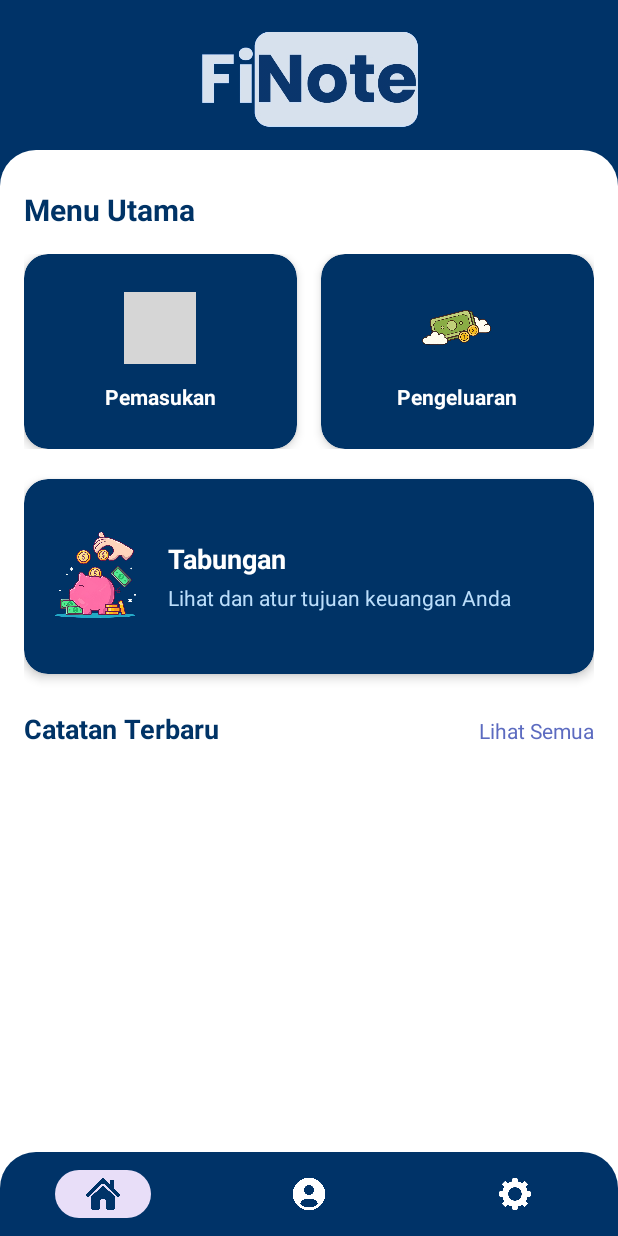
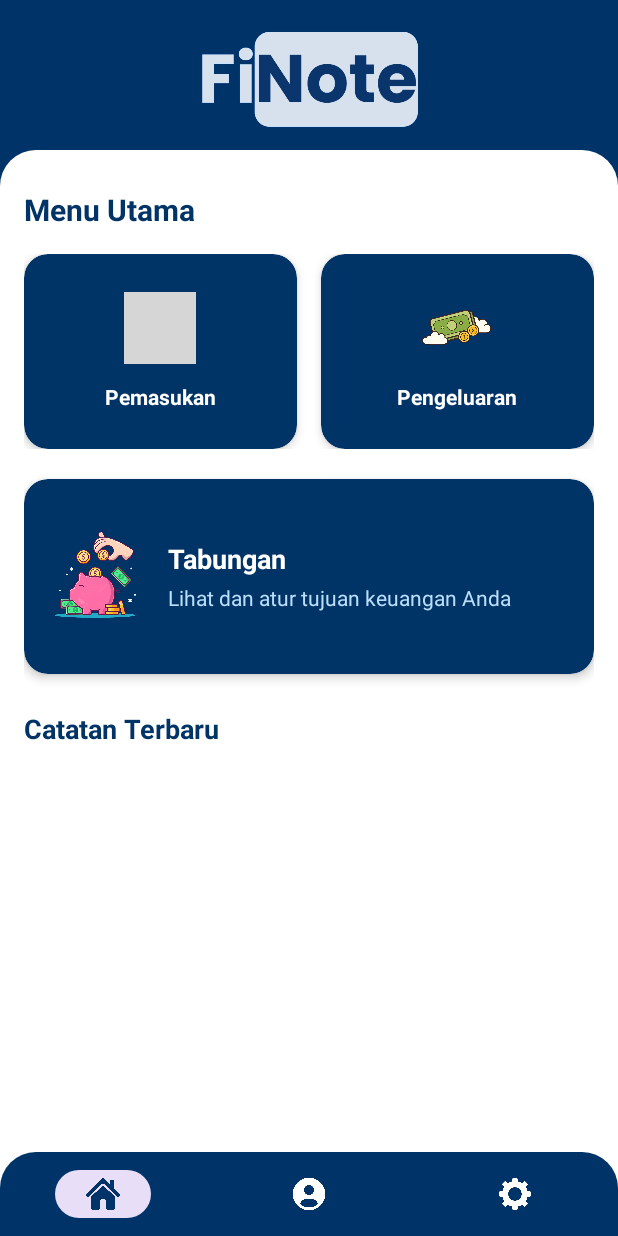
Before and after one commit to NajahKarimahMuklis/FiNote, an Android app: the screen it shows after launch once a user with an empty profile is signed in (HomeActivity), on a phone screen of 412 x 824 dp. Run offline under Robolectric (Android 15) with nearby library versions, the phone set to English and light mode, and no system bars; our stand-ins replace Firebase (no records; nobody signed in at launch, a user with empty details on screens opened directly); grey boxes are pictures that could not be loaded.

Commit message:
final commit

```diff
--- a/app/src/main/java/com/example/uts_project/HomeActivity.java
+++ b/app/src/main/java/com/example/uts_project/HomeActivity.java
@@ -40,7 +40,6 @@ public class HomeActivity extends AppCompatActivity {
         cardIncome = findViewById(R.id.cardIncome);
         cardExpense = findViewById(R.id.cardExpense);
         cardSavingGoal = findViewById(R.id.cardSavingGoal);
-        tvViewAll = findViewById(R.id.tvViewAll);
         rvTransactions = findViewById(R.id.rvTransactions);
         bottomNavigationView = findViewById(R.id.bottomNavigationView);
 
--- a/app/src/main/java/com/example/uts_project/SettingActivity.java
+++ b/app/src/main/java/com/example/uts_project/SettingActivity.java
@@ -12,7 +12,6 @@ import com.google.firebase.auth.FirebaseAuth;
 
 public class SettingActivity extends AppCompatActivity {
 
-    CheckBox darkModeCheckBox, notificationsCheckBox;
     Button btnLogout;
     BottomNavigationView bottomNavigationView;
 
@@ -21,8 +20,7 @@ public class SettingActivity extends AppCompatActivity {
         super.onCreate(savedInstanceState);
         setContentView(R.layout.activity_setting);
 
-        darkModeCheckBox = findViewById(R.id.darkModeCheckBox);
-        notificationsCheckBox = findViewById(R.id.notificationsCheckBox);
+
         btnLogout = findViewById(R.id.btnLogout);
         bottomNavigationView = findViewById(R.id.bottomNavigationView);
 
--- a/app/src/main/res/layout/activity_edit_profile.xml
+++ b/app/src/main/res/layout/activity_edit_profile.xml
@@ -36,7 +36,7 @@
             android:layout_height="wrap_content"
             android:layout_gravity="center"
             android:backgroundTint="#000000"
-            android:text="Save Changes"/>
+            android:text="Simpan Perubahan"/>
 
     </LinearLayout>
 
--- a/app/src/main/res/layout/activity_home.xml
+++ b/app/src/main/res/layout/activity_home.xml
@@ -198,13 +198,6 @@
                         android:textSize="18sp"
                         android:textStyle="bold" />
 
-                    <TextView
-                        android:id="@+id/tvViewAll"
-                        android:layout_width="wrap_content"
-                        android:layout_height="wrap_content"
-                        android:text="Lihat Semua"
-                        android:textColor="#5C6BC0"
-                        android:textSize="14sp" />
                 </LinearLayout>
 
                 <androidx.recyclerview.widget.RecyclerView
--- a/app/src/main/res/layout/activity_profile.xml
+++ b/app/src/main/res/layout/activity_profile.xml
@@ -30,6 +30,7 @@
           android:textSize="24sp"
           android:textStyle="bold"
           android:gravity="center"
+          android:textColor="#003368"
           android:layout_marginBottom="16dp" />
 
       <androidx.cardview.widget.CardView
@@ -81,7 +82,7 @@
           android:layout_width="200dp"
           android:layout_height="wrap_content"
           android:text="Edit Profil"
-          android:backgroundTint="#000000"
+          android:backgroundTint="#003368"
           android:layout_marginTop="16dp"/>
 
     </LinearLayout>
--- a/app/src/main/res/layout/activity_setting.xml
+++ b/app/src/main/res/layout/activity_setting.xml
@@ -27,6 +27,7 @@
                 android:layout_width="wrap_content"
                 android:layout_height="wrap_content"
                 android:text="Pengaturan"
+                android:textColor="#003368"
                 android:textSize="24sp"
                 android:textStyle="bold"
                 android:gravity="center"
```
Also changed, not shown: app/src/main/java/com/example/uts_project/SavingGoalActivity.java (+68 -44 lines), app/src/main/res/layout/activity_saving_goal.xml (+1 -15 lines).
